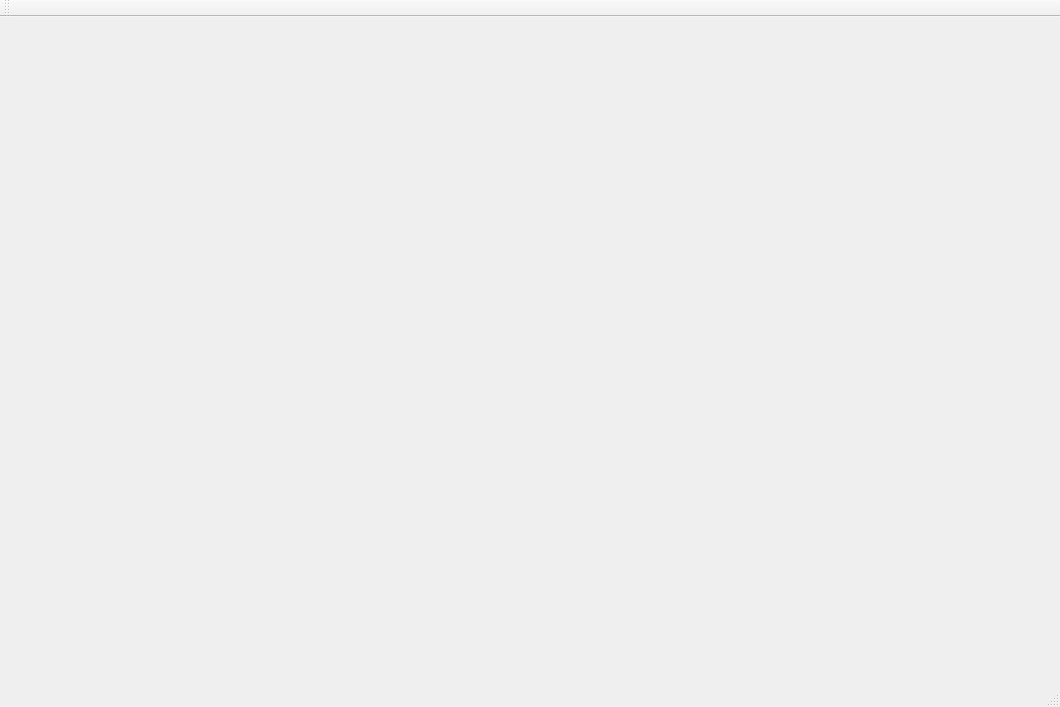
Qt form src/EasyCmd/MainWindow.ui (doasyourself/EasyCmd) before a commit.
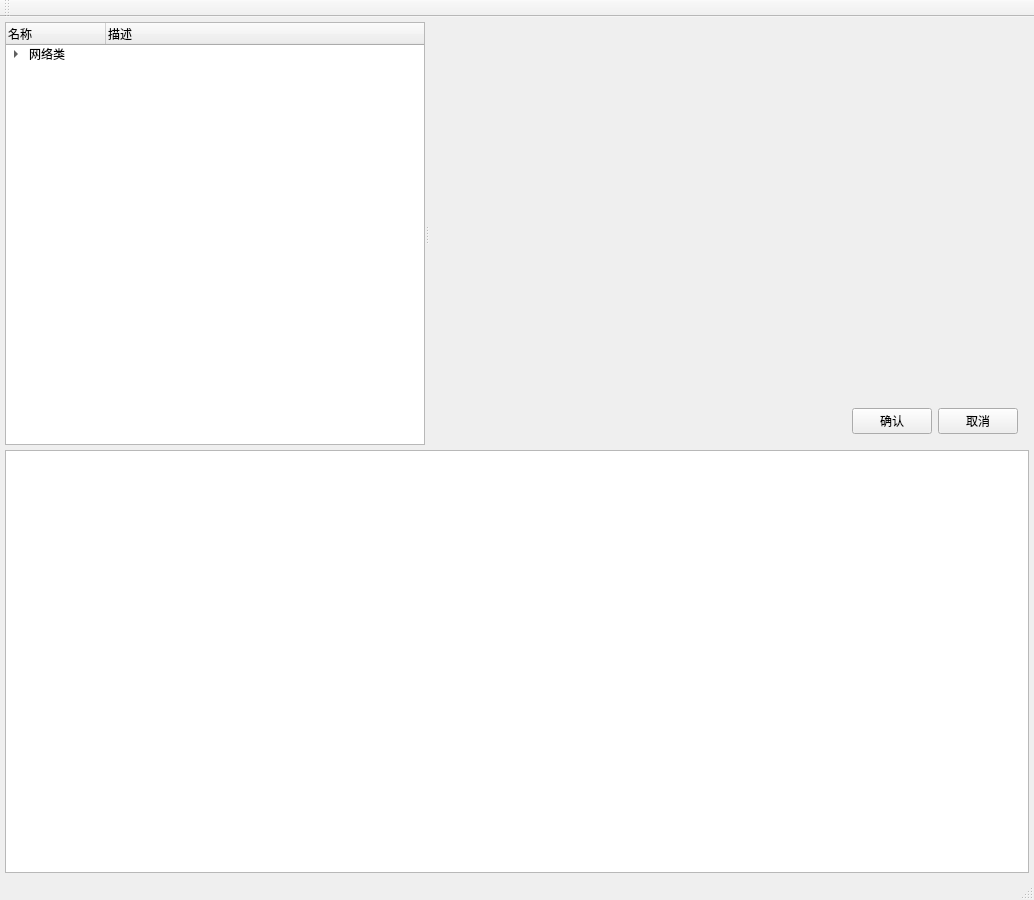
The same form after that commit.

```diff
--- a/src/EasyCmd/MainWindow.ui
+++ b/src/EasyCmd/MainWindow.ui
@@ -6,14 +6,168 @@
    <rect>
     <x>0</x>
     <y>0</y>
-    <width>1060</width>
-    <height>707</height>
+    <width>1034</width>
+    <height>900</height>
    </rect>
   </property>
   <property name="windowTitle">
    <string>EasyCmd</string>
   </property>
-  <widget class="QWidget" name="centralWidget"/>
+  <widget class="QWidget" name="centralWidget">
+   <layout class="QVBoxLayout" name="verticalLayout" stretch="1,1">
+    <property name="spacing">
+     <number>5</number>
+    </property>
+    <property name="leftMargin">
+     <number>5</number>
+    </property>
+    <property name="topMargin">
+     <number>5</number>
+    </property>
+    <property name="rightMargin">
+     <number>5</number>
+    </property>
+    <property name="bottomMargin">
+     <number>5</number>
+    </property>
+    <item>
+     <widget class="QWidget" name="widget" native="true">
+      <layout class="QHBoxLayout" name="horizontalLayout">
+       <property name="leftMargin">
+        <number>0</number>
+       </property>
+       <property name="topMargin">
+        <number>0</number>
+       </property>
+       <property name="rightMargin">
+        <number>0</number>
+       </property>
+       <property name="bottomMargin">
+        <number>0</number>
+       </property>
+       <item>
+        <widget class="QSplitter" name="splitter">
+         <property name="orientation">
+          <enum>Qt::Horizontal</enum>
+         </property>
+         <widget class="QTreeWidget" name="treeWidget_cmds">
+          <column>
+           <property name="text">
+            <string>名称</string>
+           </property>
+          </column>
+          <column>
+           <property name="text">
+            <string>描述</string>
+           </property>
+          </column>
+          <item>
+           <property name="text">
+            <string>网络类</string>
+           </property>
+           <item>
+            <property name="text">
+             <string>ping</string>
+            </property>
+            <property name="text">
+             <string>测试网络连通情况</string>
+            </property>
+           </item>
+          </item>
+         </widget>
+         <widget class="QWidget" name="widget_3" native="true">
+          <property name="minimumSize">
+           <size>
+            <width>600</width>
+            <height>0</height>
+           </size>
+          </property>
+          <layout class="QVBoxLayout" name="verticalLayout_3" stretch="10,1">
+           <item>
+            <layout class="QVBoxLayout" name="verticalLayout_2">
+             <item>
+              <widget class="QScrollArea" name="scrollArea">
+               <property name="frameShape">
+                <enum>QFrame::NoFrame</enum>
+               </property>
+               <property name="widgetResizable">
+                <bool>true</bool>
+               </property>
+               <widget class="QWidget" name="scrollAreaWidgetContents">
+                <property name="geometry">
+                 <rect>
+                  <x>0</x>
+                  <y>0</y>
+                  <width>671</width>
+                  <height>344</height>
+                 </rect>
+                </property>
+               </widget>
+              </widget>
+             </item>
+            </layout>
+           </item>
+           <item>
+            <layout class="QHBoxLayout" name="horizontalLayout_3">
+             <item>
+              <spacer name="horizontalSpacer">
+               <property name="orientation">
+                <enum>Qt::Horizontal</enum>
+               </property>
+               <property name="sizeHint" stdset="0">
+                <size>
+                 <width>40</width>
+                 <height>20</height>
+                </size>
+               </property>
+              </spacer>
+             </item>
+             <item>
+              <widget class="QPushButton" name="pushButton_ok">
+               <property name="text">
+                <string>确认</string>
+               </property>
+              </widget>
+             </item>
+             <item>
+              <widget class="QPushButton" name="pushButton_cancel">
+               <property name="text">
+                <string>取消</string>
+               </property>
+              </widget>
+             </item>
+            </layout>
+           </item>
+          </layout>
+         </widget>
+        </widget>
+       </item>
+      </layout>
+     </widget>
+    </item>
+    <item>
+     <widget class="QWidget" name="widget_2" native="true">
+      <layout class="QHBoxLayout" name="horizontalLayout_2">
+       <property name="leftMargin">
+        <number>0</number>
+       </property>
+       <property name="topMargin">
+        <number>0</number>
+       </property>
+       <property name="rightMargin">
+        <number>0</number>
+       </property>
+       <property name="bottomMargin">
+        <number>0</number>
+       </property>
+       <item>
+        <widget class="QTextBrowser" name="textBrowser"/>
+       </item>
+      </layout>
+     </widget>
+    </item>
+   </layout>
+  </widget>
   <widget class="QMenuBar" name="menuBar">
    <property name="geometry">
     <rect>
```
Left out of the diff: 2 changed lines with no effect on the pictures.
